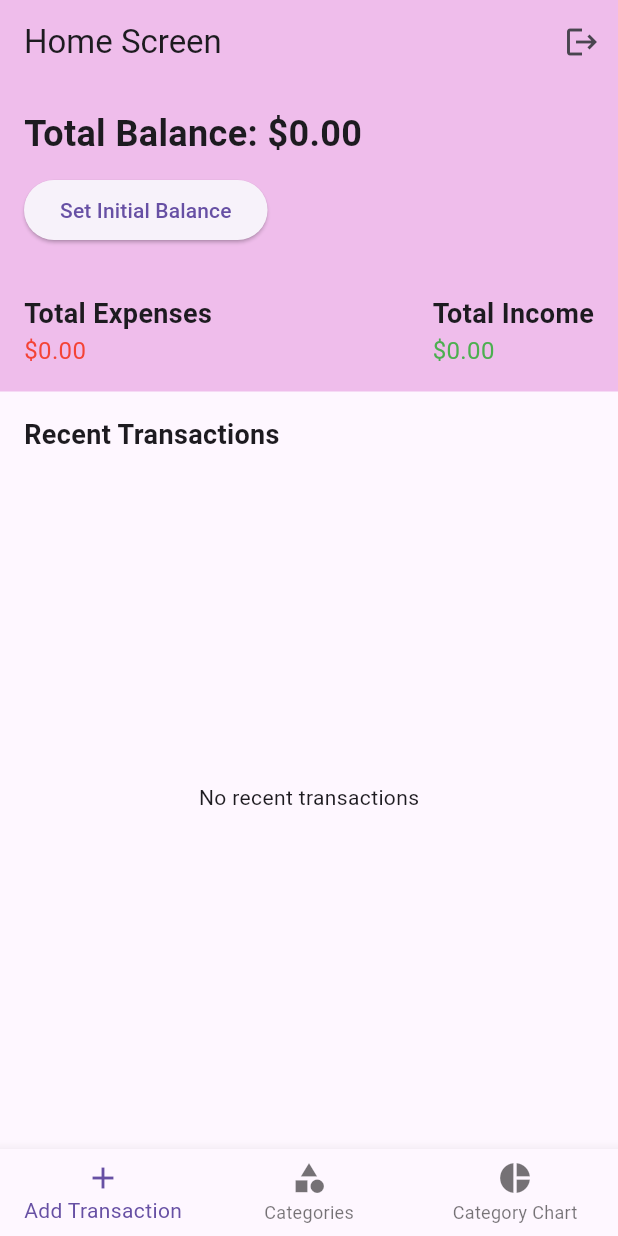
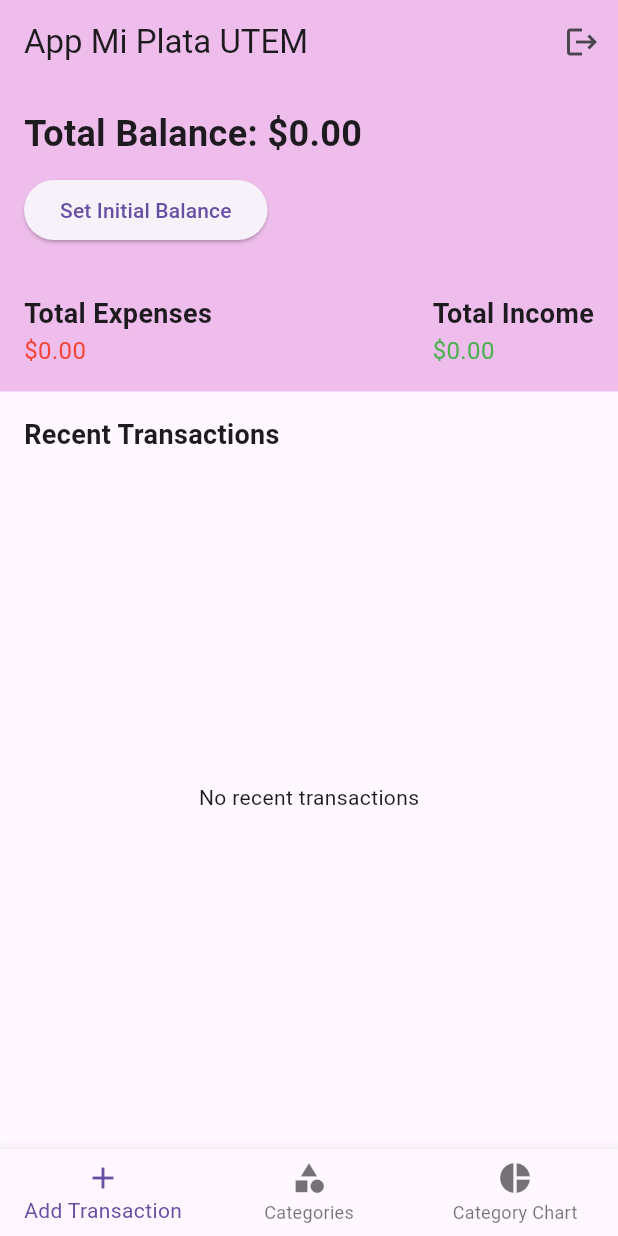
Before and after one commit to aaguirreu/cm-miplata-utem, a Flutter app: the screen it shows once a user with an empty profile is signed in, on a phone screen of 412 x 824 dp. Run offline on Flutter 3.47's test engine with Material 3 defaults, Android fonts, the phone set to English and light mode, and no system bars; our stand-ins replace firebase_auth, firebase_core, firebase_crashlytics, google_sign_in, syncfusion_flutter_charts; accounts and stored records are empty.

Commit message:
ahora si?

```diff
--- a/lib/screens/home_screen.dart
+++ b/lib/screens/home_screen.dart
@@ -144,7 +144,7 @@ class _HomeScreenState extends State<HomeScreen> {
                   AppBar(
                     backgroundColor: Color(0xFFefbdeb),
                     elevation: 0,
-                    title: Text('Home Screen'),
+                    title: Text('App Mi Plata UTEM'),
                     actions: [
                       IconButton(
                         icon: Icon(Icons.logout),
```
